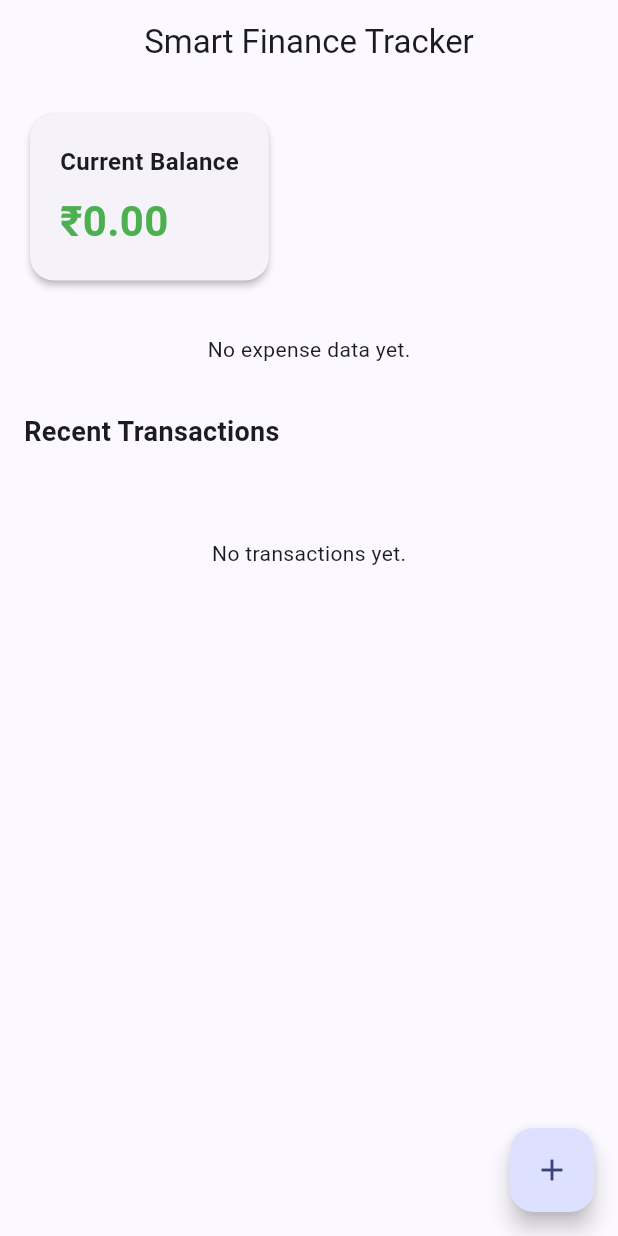
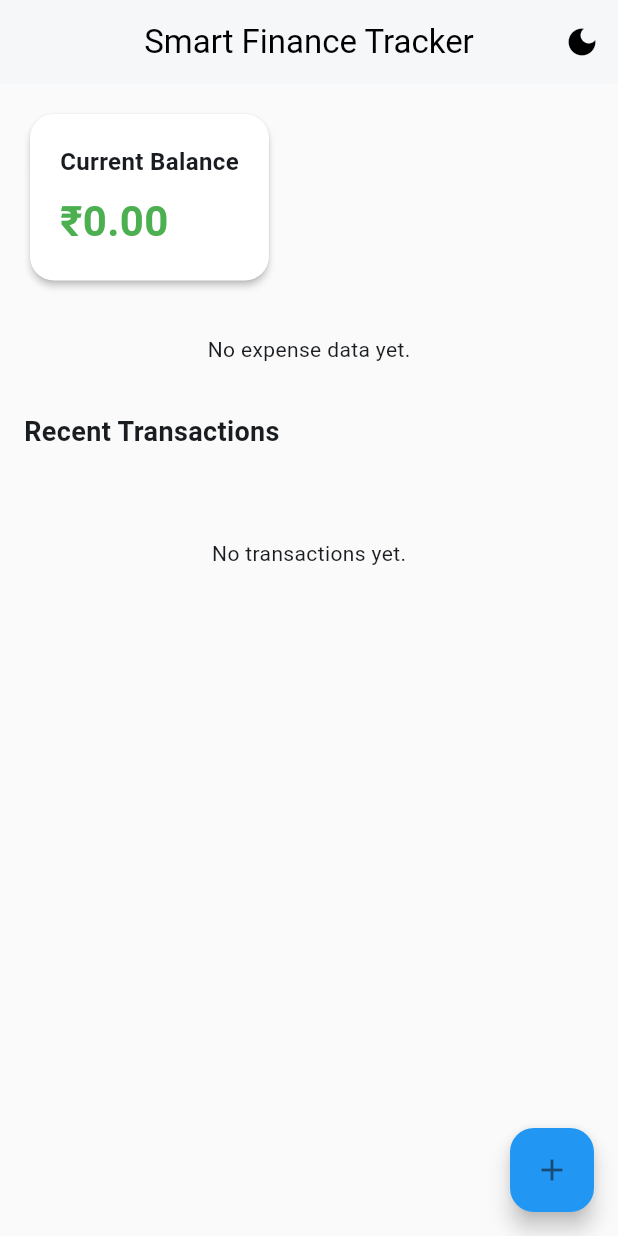
Before and after one commit to Yurembam375/Smart-Finance-Tracker, a Flutter app: the screen it shows after launch, on a phone screen of 412 x 824 dp. Run offline on Flutter 3.47's test engine with Material 3 defaults, Android fonts, the phone set to English and light mode, and no system bars; our stand-ins replace fl_chart, flutter_riverpod, hive, hive_flutter; accounts and stored records are empty.

Commit message:
add light and dark mode

```diff
--- a/lib/main.dart
+++ b/lib/main.dart
@@ -1,31 +1,38 @@
 import 'package:expense_tracker/model/transaction_model.dart';
 import 'package:expense_tracker/screen/home_screen.dart';
+import 'package:expense_tracker/theme/app_theme.dart';
 import 'package:flutter/material.dart';
 import 'package:flutter_riverpod/flutter_riverpod.dart';
+import 'package:flutter_riverpod/legacy.dart';
 import 'package:hive_flutter/hive_flutter.dart';
 
 import 'repositories/transaction_repository.dart';
+
+/// Provider to manage light/dark theme mode
+final themeModeProvider = StateProvider<ThemeMode>((ref) => ThemeMode.system);
 
 Future<void> main() async {
   WidgetsFlutterBinding.ensureInitialized();
   await Hive.initFlutter();
   Hive.registerAdapter(TransactionModelAdapter());
   await Hive.openBox<TransactionModel>(TransactionRepository.boxName);
+
   runApp(const ProviderScope(child: MyApp()));
 }
 
-class MyApp extends StatelessWidget {
+class MyApp extends ConsumerWidget {
   const MyApp({super.key});
 
   @override
-  Widget build(BuildContext context) {
+  Widget build(BuildContext context, WidgetRef ref) {
+    final themeMode = ref.watch(themeModeProvider);
+
     return MaterialApp(
       debugShowCheckedModeBanner: false,
-      title: 'Personal Finance Manager',
-      theme: ThemeData(
-        colorScheme: ColorScheme.fromSeed(seedColor: Colors.indigo),
-        useMaterial3: true,
-      ),
+      title: 'Smart Finance Tracker',
+      theme: AppTheme.lightTheme,
+      darkTheme: AppTheme.darkTheme,
+      themeMode: themeMode,
       home: const HomeScreen(),
     );
   }
--- a/lib/screen/home_screen.dart
+++ b/lib/screen/home_screen.dart
@@ -1,3 +1,4 @@
+import 'package:expense_tracker/main.dart';
 import 'package:expense_tracker/widgets/transaction_tile.dart';
 import 'package:flutter/material.dart';
 import 'package:flutter_riverpod/flutter_riverpod.dart';
@@ -17,7 +18,22 @@ class HomeScreen extends ConsumerWidget {
       appBar: AppBar(
         title: const Text('Smart Finance Tracker'),
         centerTitle: true,
+        actions: [
+          IconButton(
+            icon: Icon(
+              Theme.of(context).brightness == Brightness.dark
+                  ? Icons.light_mode
+                  : Icons.dark_mode,
+            ),
+            onPressed: () {
+              final currentMode = ref.read(themeModeProvider.notifier);
+              final isDark = Theme.of(context).brightness == Brightness.dark;
+              currentMode.state = isDark ? ThemeMode.light : ThemeMode.dark;
+            },
+          ),
+        ],
       ),
+
       body: transactionsAsync.when(
         data: (transactions) {
           final totalBalance = transactions.fold<double>(
@@ -97,8 +113,8 @@ class HomeScreen extends ConsumerWidget {
                                 spacing: 10,
                                 runSpacing: 8,
                                 children: categoryTotals.entries.map((entry) {
-                                  final color = Colors
-                                      .primaries[entry.key.hashCode %
+                                  final color =
+                                      Colors.primaries[entry.key.hashCode %
                                           Colors.primaries.length];
                                   return Row(
                                     mainAxisSize: MainAxisSize.min,
@@ -135,8 +151,10 @@ class HomeScreen extends ConsumerWidget {
                     const SizedBox(height: 16),
                     const Text(
                       'Recent Transactions',
-                      style:
-                          TextStyle(fontSize: 18, fontWeight: FontWeight.bold),
+                      style: TextStyle(
+                        fontSize: 18,
+                        fontWeight: FontWeight.bold,
+                      ),
                     ),
                     const SizedBox(height: 8),
 
@@ -150,8 +168,7 @@ class HomeScreen extends ConsumerWidget {
                     else
                       ...transactions
                           .take(10)
-                          .map((tx) => TransactionTile(transaction: tx))
-                          ,
+                          .map((tx) => TransactionTile(transaction: tx)),
                   ],
                 ),
               ),
@@ -165,9 +182,7 @@ class HomeScreen extends ConsumerWidget {
         onPressed: () {
           Navigator.push(
             context,
-            MaterialPageRoute(
-              builder: (_) => const AddTransactionScreen(),
-            ),
+            MaterialPageRoute(builder: (_) => const AddTransactionScreen()),
           );
         },
         child: const Icon(Icons.add),
--- /dev/null
+++ b/lib/theme/app_theme.dart
@@ -0,0 +1,57 @@
+import 'package:flutter/material.dart';
+
+class AppTheme {
+  // 🌞 Light Theme
+  static ThemeData lightTheme = ThemeData(
+    useMaterial3: true,
+    colorScheme: ColorScheme.fromSeed(
+      seedColor: Colors.blue,
+      brightness: Brightness.light,
+    ),
+    scaffoldBackgroundColor: Colors.grey[50],
+    appBarTheme: const AppBarTheme(
+      backgroundColor: Colors.white,
+      foregroundColor: Colors.black,
+      elevation: 1,
+    ),
+    floatingActionButtonTheme: const FloatingActionButtonThemeData(
+      backgroundColor: Colors.blue,
+    ),
+    cardTheme: CardThemeData(
+      color: Colors.white,
+      surfaceTintColor: Colors.transparent,
+      shape: RoundedRectangleBorder(borderRadius: BorderRadius.circular(16)),
+    ),
+    textTheme: const TextTheme(
+      bodyLarge: TextStyle(fontSize: 16, fontWeight: FontWeight.w500),
+      bodyMedium: TextStyle(fontSize: 14),
+      titleMedium: TextStyle(fontSize: 18, fontWeight: FontWeight.bold),
+    ),
+  );
+
+  // 🌙 Dark Theme
+  static ThemeData darkTheme = ThemeData(
+    useMaterial3: true,
+    colorScheme: ColorScheme.fromSeed(
+      seedColor: Colors.teal,
+      brightness: Brightness.dark,
+    ),
+    appBarTheme: const AppBarTheme(
+      backgroundColor: Colors.black,
+      foregroundColor: Colors.white,
+    ),
+    floatingActionButtonTheme: const FloatingActionButtonThemeData(
+      backgroundColor: Colors.teal,
+    ),
+    cardTheme: CardThemeData(
+      color: Color(0xFF1E1E1E),
+      surfaceTintColor: Colors.transparent,
+      shape: RoundedRectangleBorder(borderRadius: BorderRadius.circular(16)),
+    ),
+    textTheme: const TextTheme(
+      bodyLarge: TextStyle(fontSize: 16, fontWeight: FontWeight.w500),
+      bodyMedium: TextStyle(fontSize: 14),
+      titleMedium: TextStyle(fontSize: 18, fontWeight: FontWeight.bold),
+    ),
+  );
+}
```
